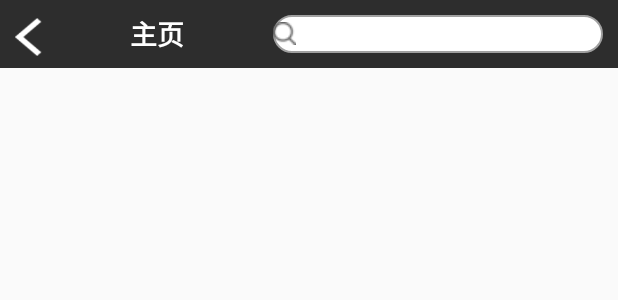
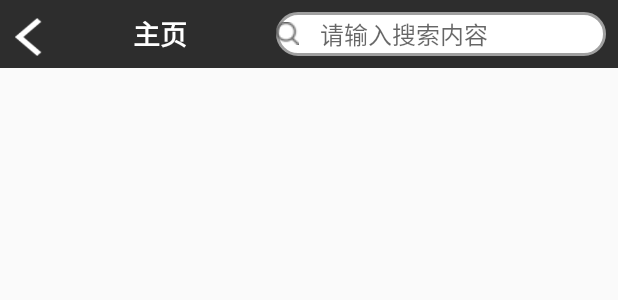
Before and after one commit to AllanJhon/xhz, an Android app: the layout custom_title_bar.xml on its own in the app's theme, with its tools: preview values and no code run, on a phone screen of 412 x 824 dp. Shown: the top 300 px of the screen. Run offline under Robolectric (Android 15) with nearby library versions, the phone set to English and light mode, and no system bars.

Commit message:
xiugai新闻详细图片以及个法律条文点击链接

```diff
--- a/app/src/main/java/com/sjz/zyl/appdemo/ui/ArticleListActivity.java
+++ b/app/src/main/java/com/sjz/zyl/appdemo/ui/ArticleListActivity.java
@@ -3,6 +3,7 @@ package com.sjz.zyl.appdemo.ui;
 import android.content.Context;
 import android.content.Intent;
 import android.graphics.drawable.ColorDrawable;
+import android.graphics.drawable.Drawable;
 import android.view.KeyEvent;
 import android.view.View;
 import android.view.inputmethod.EditorInfo;
@@ -132,6 +133,9 @@ public class ArticleListActivity extends KJActivity{
             mEmptyLayout.dismiss();
         }
         refresh();
+        Drawable drawable1 = getResources().getDrawable(R.drawable.search);
+        drawable1.setBounds(30, 0, 60, 60);//第一0是距左边距离，第二0是距上边距离，40分别是长宽
+        search.setCompoundDrawables(drawable1, null, null, null);//只放左边
         search.setOnEditorActionListener(new TextView.OnEditorActionListener() {
             @Override
             public boolean onEditorAction(TextView v, int actionId, KeyEvent event) {
--- a/app/src/main/java/com/sjz/zyl/appdemo/ui/DetailActivity.java
+++ b/app/src/main/java/com/sjz/zyl/appdemo/ui/DetailActivity.java
@@ -127,7 +127,7 @@ public class DetailActivity extends KJActivity implements OnClickListener{
             article_title.setVisibility(View.GONE);
 
         mTitleTextView.setText(tp_title);
-        if(!article.getArticle().contains("<a")) {
+        if(article.getArticle().contains("<img")) {
             WebSettings webSettings = webView.getSettings();
 
             webSettings.setJavaScriptEnabled(true);
@@ -139,7 +139,7 @@ public class DetailActivity extends KJActivity implements OnClickListener{
             if (Build.VERSION.SDK_INT >= Build.VERSION_CODES.LOLLIPOP)
                 webSettings.setMixedContentMode(WebSettings.MIXED_CONTENT_ALWAYS_ALLOW);
 //        webView.
-            webView.loadDataWithBaseURL("", article.getArticle().replace("<img", "<img height=\"250px\"; width=\"100%\""), "text/html;charset=UTF-8", null, null);
+            webView.loadData( article.getArticle().replace("<img", "<img height=\"250px\"; width=\"100%\""), "text/html;charset=UTF-8", null);
 //        webView.loadUrl("http://zhidao.baidu.com");
 //        textView.setText(Html.fromHtml(article.getArticle()));
 //        textView.setMovementMethod(LinkMovementMethod.getInstance());//设置可点击
--- a/app/src/main/res/drawable/edit_text_shape.xml
+++ b/app/src/main/res/drawable/edit_text_shape.xml
@@ -5,7 +5,7 @@
     <solid android:color="#ffffff" />
 
     <stroke
-        android:width="1dip"
+        android:width="2dip"
         android:color="#A0A0A0" />
 
     <corners android:radius="20dp" />
--- a/app/src/main/res/layout/custom_title_bar.xml
+++ b/app/src/main/res/layout/custom_title_bar.xml
@@ -31,13 +31,14 @@
         android:layout_width="220dp"
         android:layout_height="match_parent"
         android:layout_alignParentRight="true"
-        android:layout_margin="10dp"
+        android:layout_margin="8dp"
         android:background="@drawable/edit_text_shape"
         android:drawableLeft="@drawable/search"
-        android:drawablePadding="10dp"
+        android:drawablePadding="14dp"
         android:gravity="left|center_vertical"
         android:imeOptions="actionSearch"
-        android:radius="100dp"
+        android:radius="10dp"
+        android:hint="请输入搜索内容"
         android:singleLine="true"
         android:textColor="@color/black"
         android:textCursorDrawable="@drawable/color_cursor"
```
Also changed, not shown: app/src/main/res/layout/list_view.xml (+6 -3 lines).
